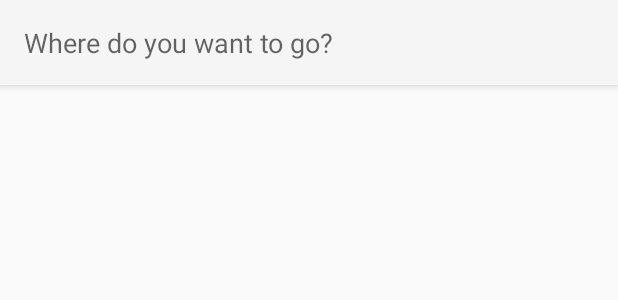
After one commit to matech96/find_In, an Android app: the layout upper_search_bar.xml on its own in the app's theme, with its tools: preview values and no code run, on a phone screen of 412 x 824 dp. The commit adds this screen. Shown: the top 300 px of the screen. Run offline under Robolectric (Android 15) with nearby library versions, the phone set to English and light mode, and no system bars.

Commit message:
UI: Placecard is now in the header

```diff
--- a/app/src/main/res/layout/place_card.xml
+++ b/app/src/main/res/layout/place_card.xml
@@ -9,7 +9,6 @@
     android:layout_height="wrap_content"
     android:orientation="horizontal"
     android:animateLayoutChanges="false"
-    android:background="@color/colorSecondary"
     android:visibility="gone"
     android:animationCache="false"
     android:onClick="selectRoom"
@@ -29,6 +28,7 @@
     <ImageButton
         android:layout_width="wrap_content"
         android:layout_height="match_parent"
+        android:padding="@dimen/fab_margin"
         android:background="@color/accent_material_light"
         android:onClick="handelButtonClick"
         android:src="@drawable/ic_directions_black_48dp" />
--- /dev/null
+++ b/app/src/main/res/layout/upper_search_bar.xml
@@ -0,0 +1,23 @@
+<?xml version="1.0" encoding="utf-8"?>
+
+
+<!--Upper search bar-->
+<android.support.design.widget.AppBarLayout xmlns:android="http://schemas.android.com/apk/res/android"
+    xmlns:tools="http://schemas.android.com/tools"
+    android:layout_width="match_parent"
+    android:layout_height="wrap_content"
+    tools:showIn="@layout/activity_main">
+
+    <AutoCompleteTextView
+        android:id="@+id/search"
+        android:layout_width="match_parent"
+        android:layout_height="wrap_content"
+        android:layout_margin="@dimen/fab_margin"
+        android:background="@android:color/transparent"
+        android:inputType="textShortMessage"
+        android:imeOptions="actionDone"
+        android:hint="Where do you want to go?" />
+
+    <include layout="@layout/place_card" />
+
+</android.support.design.widget.AppBarLayout>
```
Also changed, not shown: app/src/main/res/layout/activity_main.xml (+1 -16 lines).
